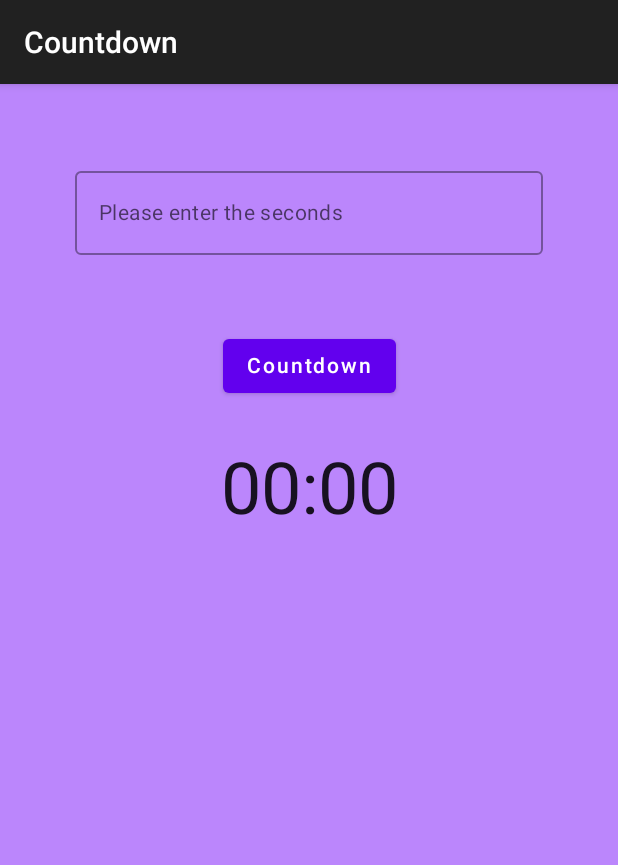
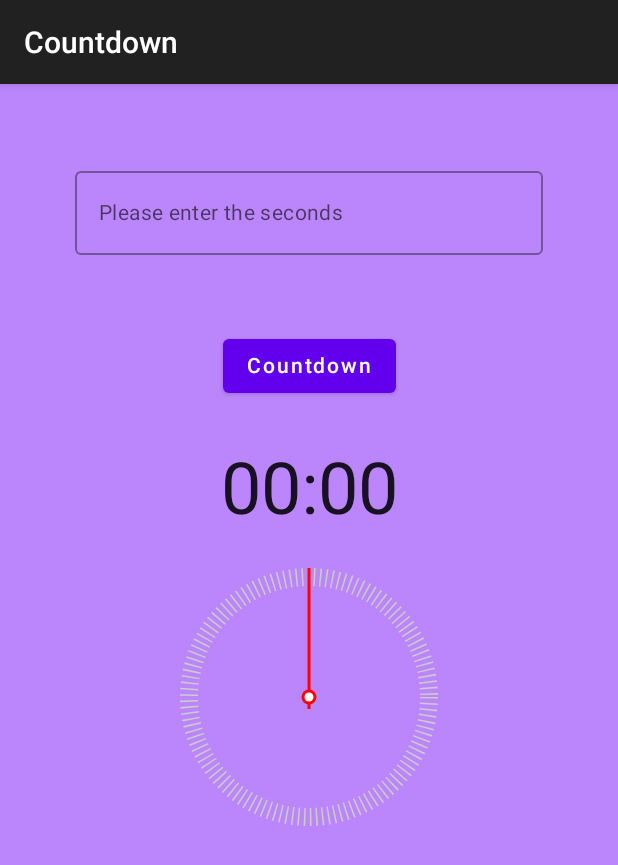
Before and after one commit to zhujiang521/Countdown, an Android app built with Jetpack Compose: the screen it shows after launch (MainActivity), on a phone screen of 412 x 824 dp. Shown: the top 865 px of the screen. Run offline under Robolectric (Android 15) with nearby library versions, the phone set to English and light mode, and no system bars; our stand-ins replace accompanist, livedata-compose; libraries missing offline, so code that uses them is left out: dev.chrisbanes.accompanist; missing, so only their content is drawn: ProvideWindowInsets; 3 statements that could not run were skipped.

Commit message:
增加倒计时表盘动画

```diff
--- a/app/src/main/java/com/example/androiddevchallenge/MainActivity.kt
+++ b/app/src/main/java/com/example/androiddevchallenge/MainActivity.kt
@@ -18,9 +18,6 @@ package com.example.androiddevchallenge
 import android.os.Bundle
 import androidx.activity.compose.setContent
 import androidx.appcompat.app.AppCompatActivity
-import androidx.compose.material.MaterialTheme
-import androidx.compose.material.Surface
-import androidx.compose.material.Text
 import androidx.compose.runtime.Composable
 import androidx.compose.ui.tooling.preview.Preview
 import com.example.androiddevchallenge.countdown.Countdown
@@ -40,19 +37,11 @@ class MainActivity : AppCompatActivity() {
     }
 }
 
-// Start building your app here!
-@Composable
-fun MyApp() {
-    Surface(color = MaterialTheme.colors.background) {
-        Text(text = "Ready... Set... GO!")
-    }
-}
-
 @Preview("Light Theme", widthDp = 360, heightDp = 640)
 @Composable
 fun LightPreview() {
     MyTheme {
-        MyApp()
+        Countdown()
     }
 }
 
@@ -60,6 +49,6 @@ fun LightPreview() {
 @Composable
 fun DarkPreview() {
     MyTheme(darkTheme = true) {
-        MyApp()
+        Countdown()
     }
 }
--- a/app/src/main/java/com/example/androiddevchallenge/countdown/Countdown.kt
+++ b/app/src/main/java/com/example/androiddevchallenge/countdown/Countdown.kt
@@ -15,9 +15,13 @@
  */
 package com.example.androiddevchallenge.countdown
 
+import androidx.compose.animation.animateContentSize
+import androidx.compose.foundation.Canvas
+import androidx.compose.foundation.layout.Box
 import androidx.compose.foundation.layout.Column
 import androidx.compose.foundation.layout.fillMaxSize
 import androidx.compose.foundation.layout.padding
+import androidx.compose.foundation.layout.size
 import androidx.compose.material.AlertDialog
 import androidx.compose.material.Button
 import androidx.compose.material.MaterialTheme
@@ -34,6 +38,11 @@ import androidx.compose.runtime.setValue
 import androidx.compose.ui.Alignment
 import androidx.compose.ui.Modifier
 import androidx.compose.ui.focus.FocusRequester
+import androidx.compose.ui.geometry.Offset
+import androidx.compose.ui.graphics.Brush
+import androidx.compose.ui.graphics.Color
+import androidx.compose.ui.graphics.PathEffect
+import androidx.compose.ui.graphics.drawscope.Stroke
 import androidx.compose.ui.res.colorResource
 import androidx.compose.ui.unit.dp
 import androidx.lifecycle.viewmodel.compose.viewModel
@@ -77,10 +86,13 @@ fun Countdown() {
                     Text(text = "Countdown")
                 }
                 Text(
-                    modifier = Modifier.padding(30.dp),
-                    text = showCountdown ?: "Start",
+                    modifier = Modifier
+                        .padding(30.dp)
+                        .animateContentSize(),
+                    text = showCountdown?.showText ?: "Start",
                     style = MaterialTheme.typography.h3
                 )
+                ProgressCircle(viewModel = viewModel)
             }
         }
     )
@@ -108,3 +120,78 @@ private fun FunctionalityNotAvailablePopup(text: String, onDismiss: () -> Unit)
         }
     )
 }
+
+@Composable
+fun ProgressCircle(viewModel: CountdownViewModel) {
+
+    // Circle diameter
+    val size = 160.dp
+    val sweepAngle by viewModel.showCountdown.observeAsState()
+    Box(contentAlignment = Alignment.Center) {
+        Canvas(
+            modifier = Modifier.size(size)
+        ) {
+
+            // Circle radius
+            val r = size.toPx() / 2
+            // The width of Ring
+            val stokeWidth = 12.dp.toPx()
+            // Draw dial plate
+            drawCircle(
+                color = Color.LightGray,
+                style = Stroke(
+                    width = stokeWidth,
+                    pathEffect = PathEffect.dashPathEffect(
+                        intervals = floatArrayOf(1.dp.toPx(), 3.dp.toPx())
+                    )
+                )
+            )
+            // Draw ring
+            drawArc(
+                brush = Brush.sweepGradient(
+                    0f to Color.Magenta,
+                    0.5f to Color.Blue,
+                    0.75f to Color.Green,
+                    0.75f to Color.Transparent,
+                    1f to Color.Magenta
+                ),
+                startAngle = -90f,
+                sweepAngle = sweepAngle?.showAngle ?: 0f,
+                useCenter = false,
+                style = Stroke(
+                    width = stokeWidth
+                ),
+                alpha = 0.5f
+            )
+            // Pointer
+            val angle = (360 - (sweepAngle?.showAngle ?: 0f)) / 180 * Math.PI
+            val pointTailLength = 8.dp.toPx()
+            drawLine(
+                color = Color.Red,
+                start = Offset(
+                    r + pointTailLength * kotlin.math.sin(angle).toFloat(),
+                    r + pointTailLength * kotlin.math.cos(
+                        angle
+                    ).toFloat()
+                ),
+                end = Offset(
+                    (r - r * kotlin.math.sin(angle) - kotlin.math.sin(angle) * stokeWidth / 2).toFloat(),
+                    (
+                        r - r * kotlin.math.cos(
+                            angle
+                        ) - kotlin.math.cos(angle) * stokeWidth / 2
+                        ).toFloat()
+                ),
+                strokeWidth = 2.dp.toPx()
+            )
+            drawCircle(
+                color = Color.Red,
+                radius = 5.dp.toPx()
+            )
+            drawCircle(
+                color = Color.White,
+                radius = 3.dp.toPx()
+            )
+        }
+    }
+}
--- a/app/src/main/java/com/example/androiddevchallenge/countdown/CountdownViewModel.kt
+++ b/app/src/main/java/com/example/androiddevchallenge/countdown/CountdownViewModel.kt
@@ -16,7 +16,6 @@
 package com.example.androiddevchallenge.countdown
 
 import android.os.CountDownTimer
-import android.util.Log
 import androidx.lifecycle.LiveData
 import androidx.lifecycle.MutableLiveData
 import androidx.lifecycle.ViewModel
@@ -25,10 +24,10 @@ import kotlinx.coroutines.launch
 
 class CountdownViewModel : ViewModel() {
 
-    private val _showCountdown = MutableLiveData("00:00")
-    val showCountdown: LiveData<String> = _showCountdown
+    private val _showCountdown = MutableLiveData(CountDown("00:00", 0f))
+    val showCountdown: LiveData<CountDown> = _showCountdown
 
-    fun onCountdownChanged(position: String) {
+    fun onCountdownChanged(position: CountDown) {
         _showCountdown.value = position
     }
 
@@ -40,28 +39,38 @@ class CountdownViewModel : ViewModel() {
     }
 
     fun startCountdown(second: Int) {
+        val sec = second.toLong() * 1000
         viewModelScope.launch {
             object : CountDownTimer(second.toLong() * 1000, 10) {
                 override fun onTick(millisUntilFinished: Long) {
                     val shi = (millisUntilFinished / 10) % 10
                     val bai = (millisUntilFinished / 100) % 10
                     val mill = millisUntilFinished / 1000
-                    Log.e("ZHUJIANG123", "onTick: $millisUntilFinished    $mill  $shi $bai ")
-                    onCountdownChanged(
+
+                    val bi = (millisUntilFinished.toFloat() / sec.toFloat())
+
+                    val count = CountDown(
                         if (mill < 10) {
                             "0$mill:$bai$shi"
                         } else {
                             "$mill:$bai$shi"
-                        }
+                        },
+                        bi * 360f
                     )
+                    onCountdownChanged(count)
                     onActiveChanged(true)
                 }
 
                 override fun onFinish() {
                     onActiveChanged(false)
-                    onCountdownChanged("00:00")
+                    onCountdownChanged(CountDown("00:00", 0f))
                 }
             }.start()
         }
     }
 }
+
+data class CountDown(
+    val showText: String,
+    val showAngle: Float
+)
--- a/app/src/main/java/com/example/androiddevchallenge/countdown/TimeSelect.kt
+++ b/app/src/main/java/com/example/androiddevchallenge/countdown/TimeSelect.kt
@@ -31,6 +31,7 @@ import androidx.compose.ui.Modifier
 import androidx.compose.ui.focus.FocusState
 import androidx.compose.ui.focus.onFocusChanged
 import androidx.compose.ui.text.input.ImeAction
+import androidx.compose.ui.text.input.KeyboardType
 import androidx.compose.ui.unit.dp
 
 @Composable
@@ -66,11 +67,13 @@ fun TimeSelect(
             .padding(50.dp),
         textStyle = MaterialTheme.typography.body2,
         isError = emailState.showErrors(),
-        keyboardOptions = KeyboardOptions.Default.copy(imeAction = imeAction),
+        keyboardOptions = KeyboardOptions(keyboardType = KeyboardType.Number),
+        // keyboardOptions = KeyboardOptions.Default.copy(imeAction = imeAction),
         keyboardActions = KeyboardActions(
             onDone = {
                 onImeAction()
-            }
+            },
+
         )
     )
 }
```
